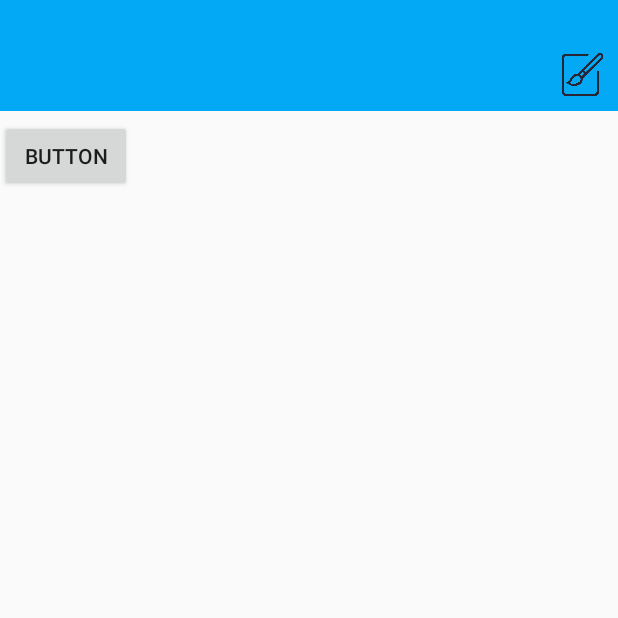
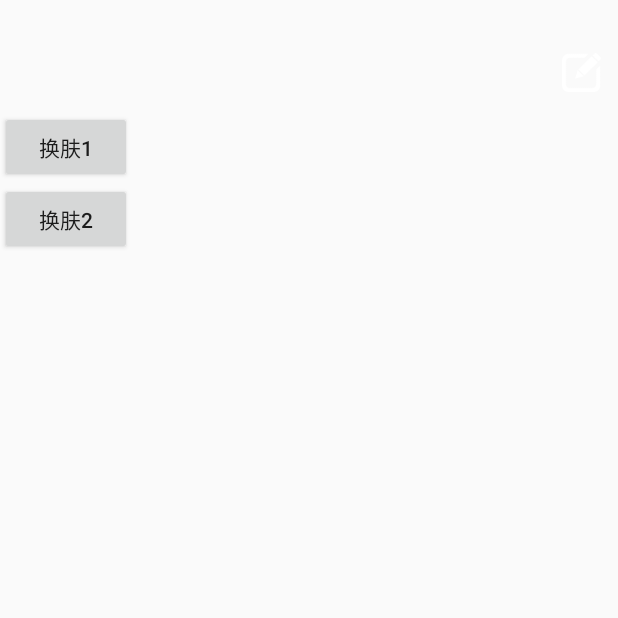
Before and after one commit to SlowlyOCTeam/OOC, an Android app: the fragment VideoFM shown on its own in the app's theme, on a phone screen of 412 x 824 dp, the top half of it. Run offline under Robolectric (Android 15) with nearby library versions, the phone set to English and light mode, and no system bars; libraries missing offline, so code that uses them is left out: com.zhy.changeskin, skin.support; network calls fail; 2 statements that could not run were skipped.

Commit message:
页面优化

```diff
--- a/app/build.gradle
+++ b/app/build.gradle
@@ -58,6 +58,7 @@ dependencies {
     implementation 'com.youth.banner:banner:1.4.9'
     implementation 'com.github.bumptech.glide:glide:3.7.0'
     implementation 'com.android.support:percent:27.1.1'
+    implementation 'com.zhy:changeskin:4.0.2'
     configurations.all {
         resolutionStrategy.eachDependency { DependencyResolveDetails details ->
             def requested = details.requested
--- a/app/src/main/AndroidManifest.xml
+++ b/app/src/main/AndroidManifest.xml
@@ -25,6 +25,7 @@
     <uses-permission android:name="android.permission.READ_CONTACTS" />
 
     <application
+        android:name=".utils.MyApp"
         android:allowBackup="true"
         android:icon="@mipmap/ic_launcher"
         android:label="@string/app_name"
--- a/app/src/main/java/xudeyang/bawie/com/oc/view/activity/ZKCreationActivity.java
+++ b/app/src/main/java/xudeyang/bawie/com/oc/view/activity/ZKCreationActivity.java
@@ -7,6 +7,8 @@ import android.view.View;
 import android.view.WindowManager;
 import android.widget.ImageView;
 import android.widget.Toast;
+
+import com.zhy.changeskin.SkinManager;
 
 import xudeyang.bawie.com.oc.R;
 import xudeyang.bawie.com.oc.view.base.BaseActivity;
@@ -18,6 +20,7 @@ public class ZKCreationActivity extends BaseActivity {
     protected void onCreate(Bundle savedInstanceState) {
         super.onCreate(savedInstanceState);
         setContentView(R.layout.activity_zkcreation);
+
         getWindow().addFlags(WindowManager.LayoutParams.FLAG_TRANSLUCENT_STATUS);
         video = findViewById(R.id.creation_video_click);
         joke = findViewById(R.id.creation_joke_click);
--- a/app/src/main/java/xudeyang/bawie/com/oc/view/activity/ZkVideoActivity.java
+++ b/app/src/main/java/xudeyang/bawie/com/oc/view/activity/ZkVideoActivity.java
@@ -18,6 +18,7 @@ import com.yixia.camera.MediaRecorderBase;
 import com.yixia.camera.util.Log;
 import com.zhaoshuang.weixinrecorded.MyVideoView;
 import com.zhaoshuang.weixinrecorded.RecordedActivity;
+import com.zhy.changeskin.SkinManager;
 
 import xudeyang.bawie.com.oc.R;
 import xudeyang.bawie.com.oc.view.base.BaseActivity;
@@ -33,6 +34,7 @@ public class ZkVideoActivity extends AppCompatActivity {
     protected void onCreate(Bundle savedInstanceState) {
         super.onCreate(savedInstanceState);
         setContentView(R.layout.activity_zk_video);
+        SkinManager.getInstance().register(this);
         getWindow().addFlags(WindowManager.LayoutParams.FLAG_TRANSLUCENT_STATUS);
         picturere = findViewById(R.id.picture_relative);
         videore = findViewById(R.id.video_relative);
--- a/app/src/main/java/xudeyang/bawie/com/oc/view/fragment/VideoFM.java
+++ b/app/src/main/java/xudeyang/bawie/com/oc/view/fragment/VideoFM.java
@@ -9,6 +9,8 @@ import android.view.View;
 import android.view.ViewGroup;
 import android.widget.Button;
 import android.widget.TextView;
+
+import com.zhy.changeskin.SkinManager;
 
 import skin.support.SkinCompatManager;
 import xudeyang.bawie.com.oc.R;
@@ -57,6 +59,7 @@ public class VideoFM extends Fragment {
     @Override
     public void onCreate(Bundle savedInstanceState) {
         super.onCreate(savedInstanceState);
+        SkinManager.getInstance().register(getActivity());
         if (getArguments() != null) {
             mParam1 = getArguments().getString(ARG_PARAM1);
             mParam2 = getArguments().getString(ARG_PARAM2);
@@ -75,13 +78,26 @@ public class VideoFM extends Fragment {
     }
 
     private void init() {
-        Button btn = inflate.findViewById(R.id.button2);
-        btn.setOnClickListener(new View.OnClickListener() {
+        Button huanfu1 = inflate.findViewById(R.id.huanfu1);
+        Button huanfu2 = inflate.findViewById(R.id.huanfu2);
+        huanfu1.setOnClickListener(new View.OnClickListener() {
             @Override
             public void onClick(View v) {
-                SkinCompatManager.getInstance().loadSkin("night", SkinCompatManager.SKIN_LOADER_STRATEGY_BUILD_IN); // load by suffix
-
+                SkinManager.getInstance().removeAnySkin();
+            }
+        });
+        huanfu2.setOnClickListener(new View.OnClickListener() {
+            @Override
+            public void onClick(View v) {
+                SkinManager.getInstance().changeSkin("black");
             }
         });
     }
+
+    @Override
+    public void onDestroy() {
+        super.onDestroy();
+        SkinManager.getInstance().unregister(getActivity());
+
+    }
 }
--- a/app/src/main/res/layout/activity_main.xml
+++ b/app/src/main/res/layout/activity_main.xml
@@ -5,6 +5,7 @@
     android:id="@+id/drawer_layout"
     android:layout_width="match_parent"
     android:layout_height="match_parent"
+
     tools:context="xudeyang.bawie.com.oc.view.activity.MainActivity">
     <android.support.design.widget.CoordinatorLayout
         android:id="@+id/right"
--- a/app/src/main/res/layout/fragment_video_fm.xml
+++ b/app/src/main/res/layout/fragment_video_fm.xml
@@ -1,21 +1,23 @@
-<FrameLayout xmlns:android="http://schemas.android.com/apk/res/android"
+<LinearLayout xmlns:android="http://schemas.android.com/apk/res/android"
     xmlns:tools="http://schemas.android.com/tools"
     android:layout_width="match_parent"
     android:layout_height="match_parent"
+    android:orientation="vertical"
     tools:context="xudeyang.bawie.com.oc.view.fragment.VideoFM">
     <include layout="@layout/header"/>
-    <RelativeLayout
-        android:layout_marginTop="@dimen/dp_70"
+    <LinearLayout
+        android:orientation="vertical"
         android:layout_width="match_parent"
         android:layout_height="match_parent">
-
-
         <Button
-            android:id="@+id/button2"
+            android:id="@+id/huanfu1"
             android:layout_width="wrap_content"
             android:layout_height="wrap_content"
-            android:layout_alignParentStart="true"
-            android:layout_alignParentTop="true"
-            android:text="Button" />
-    </RelativeLayout>
-</FrameLayout>
+            android:text="换肤1" />
+        <Button
+            android:id="@+id/huanfu2"
+            android:layout_width="wrap_content"
+            android:layout_height="wrap_content"
+            android:text="换肤2" />
+    </LinearLayout>
+</LinearLayout>
--- a/app/src/main/res/layout/header.xml
+++ b/app/src/main/res/layout/header.xml
@@ -5,7 +5,7 @@
         android:layout_width="match_parent"
         android:layout_alignParentTop="true"
         android:layout_alignParentStart="true"
-        android:background="#03A9F4"
+    android:tag="skin:main_bg:background"
         android:orientation="vertical"
         android:layout_height="@dimen/dp_65">
         <TextView
@@ -22,12 +22,12 @@
             android:textStyle="bold" />
 
         <ImageView
-            android:layout_width="@dimen/dp_25"
-            android:layout_height="@dimen/dp_25"
+            android:layout_width="@dimen/dp_23"
+            android:layout_height="@dimen/dp_23"
             android:src="@drawable/mycreation"
             android:layout_alignParentRight="true"
             android:layout_marginTop="35dp"
-            android:layout_marginRight="@dimen/dp_8"
+            android:layout_marginRight="@dimen/dp_10"
             android:id="@+id/mycreation"
             />
 </RelativeLayout>
```
Also changed, not shown: app/src/main/java/xudeyang/bawie/com/oc/utils/MyApp.java (+2 -17 lines), app/src/main/java/xudeyang/bawie/com/oc/view/activity/BrowseActivity.java (+8 -1 lines), app/src/main/java/xudeyang/bawie/com/oc/view/base/BaseActivity.java (+9 -4 lines), app/src/main/java/xudeyang/bawie/com/oc/view/fragment/PassageFM.java (+8 -0 lines), app/src/main/java/xudeyang/bawie/com/oc/view/fragment/PhotoFM.java (+8 -0 lines), app/src/main/res/values/attrs.xml (added, +21 -0 lines), app/src/main/res/drawable/mycreation.png.
